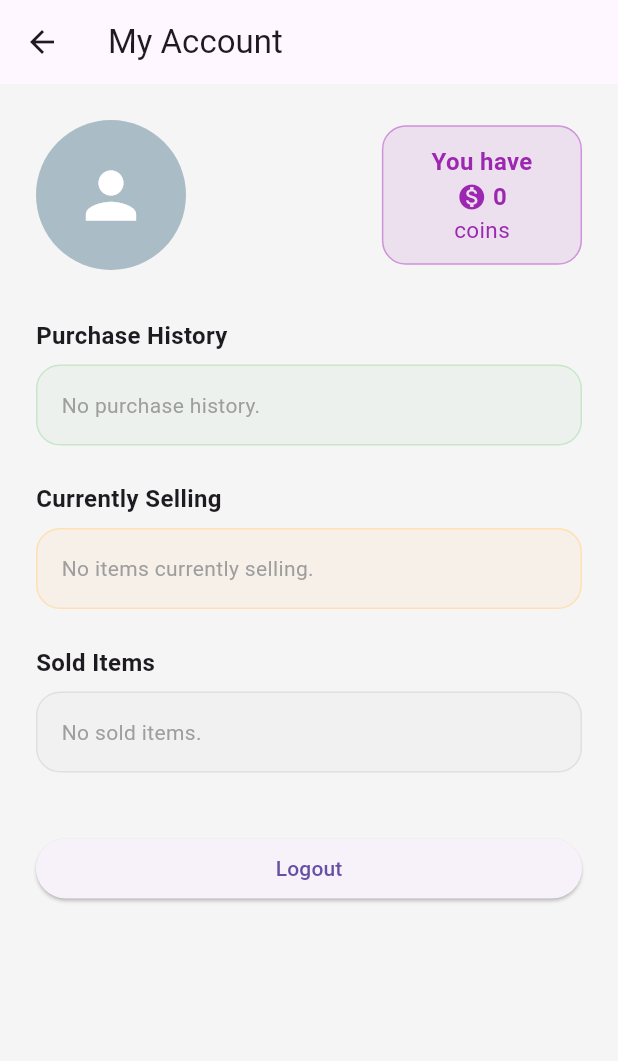
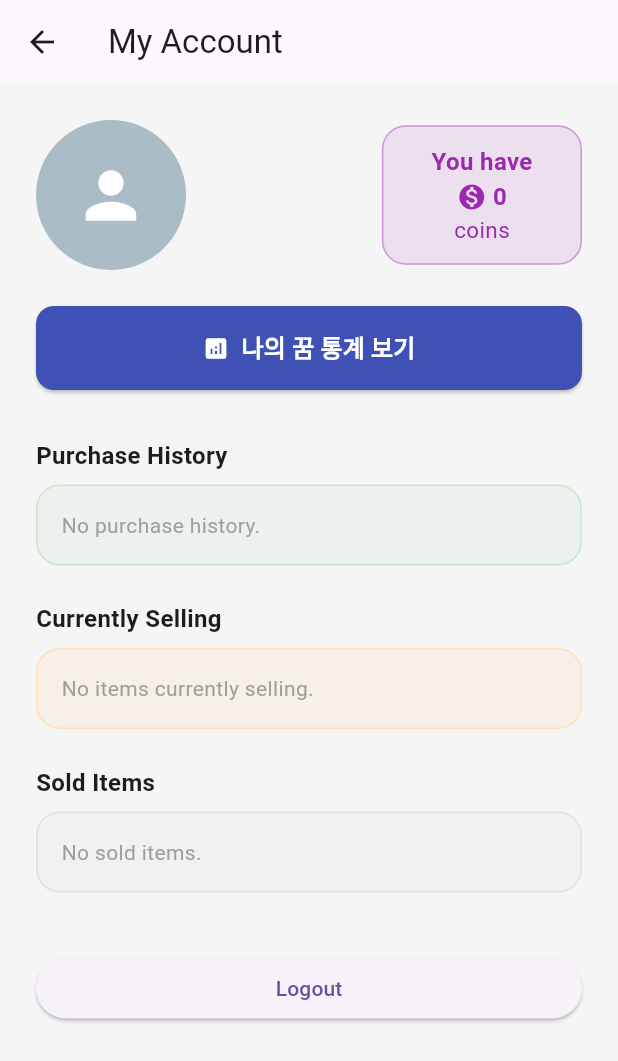
Before and after one commit to evaseo0078/ggumdream, a Flutter app: the AccountScreen screen opened directly, on a phone screen of 412 x 824 dp. Shown: the top 1061 px of the screen. Run offline on Flutter 3.47's test engine with Material 3 defaults, Android fonts, the light colour scheme and no system bars; our stand-ins replace cloud_firestore, firebase_auth, firebase_core, fl_chart, flutter_riverpod, flutter_secure_storage and 4 more; accounts and stored records are empty; Roboto replaces fonts that are missing (GgumFont).

Commit message:
다민이것을풀받지

```diff
--- a/lib/features/login/account_screen.dart
+++ b/lib/features/login/account_screen.dart
@@ -10,6 +10,7 @@ import '../diary/application/user_provider.dart'; // 코인/닉네임 상태
 import '../diary/application/shop_provider.dart';
 import '../shop/domain/shop_item.dart';
 import '../diary/presentation/shop_detail_screen.dart';
+import '../diary/presentation/stats_screen.dart';
 
 class AccountScreen extends ConsumerWidget {
   const AccountScreen({super.key});
@@ -127,6 +128,38 @@ class AccountScreen extends ConsumerWidget {
                   ),
                 ),
               ],
+            ),
+
+            const SizedBox(height: 24),
+
+            // 통계 보기 버튼
+            Container(
+              width: double.infinity,
+              child: ElevatedButton.icon(
+                onPressed: () {
+                  Navigator.of(context).push(
+                    MaterialPageRoute(
+                      builder: (context) => const StatsScreen(),
+                    ),
+                  );
+                },
+                icon: const Icon(Icons.analytics, color: Colors.white),
+                label: const Text(
+                  '나의 꿈 통계 보기',
+                  style: TextStyle(
+                    fontSize: 16,
+                    fontWeight: FontWeight.w600,
+                    color: Colors.white,
+                  ),
+                ),
+                style: ElevatedButton.styleFrom(
+                  backgroundColor: Colors.indigo,
+                  padding: const EdgeInsets.symmetric(vertical: 16),
+                  shape: RoundedRectangleBorder(
+                    borderRadius: BorderRadius.circular(12),
+                  ),
+                ),
+              ),
             ),
 
             const SizedBox(height: 32),
```
Also changed, not shown: lib/features/login/login_page.dart (+6 -4 lines), lib/features/shop/data/market_repository.dart (+6 -7 lines), pubspec.lock.
